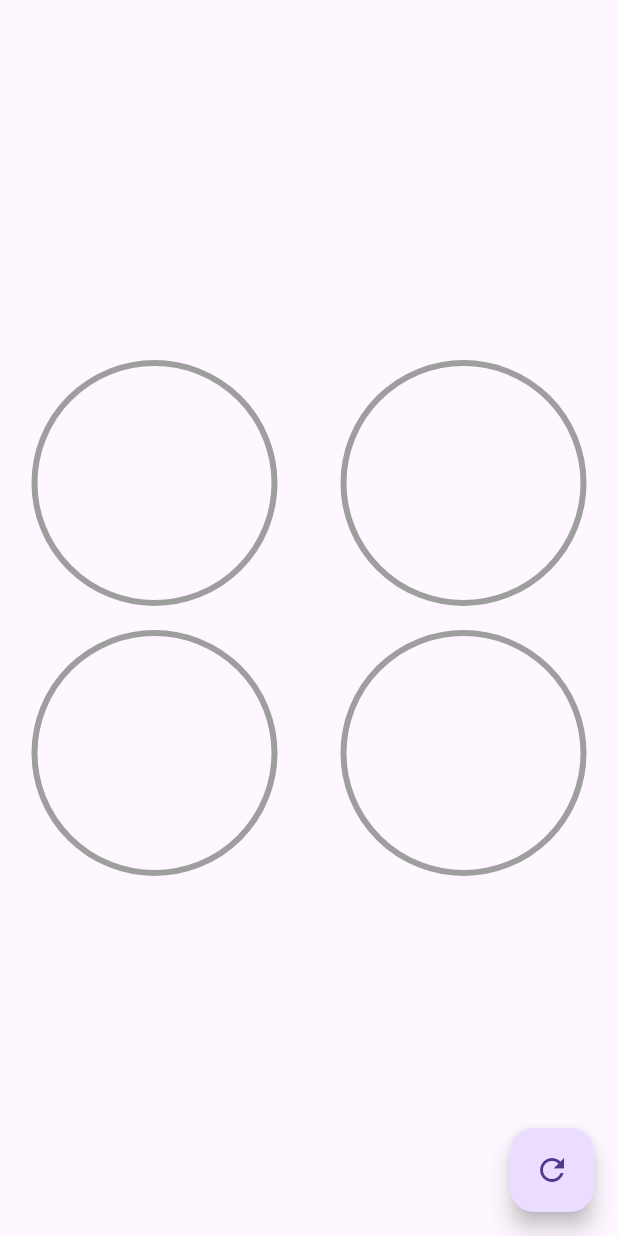
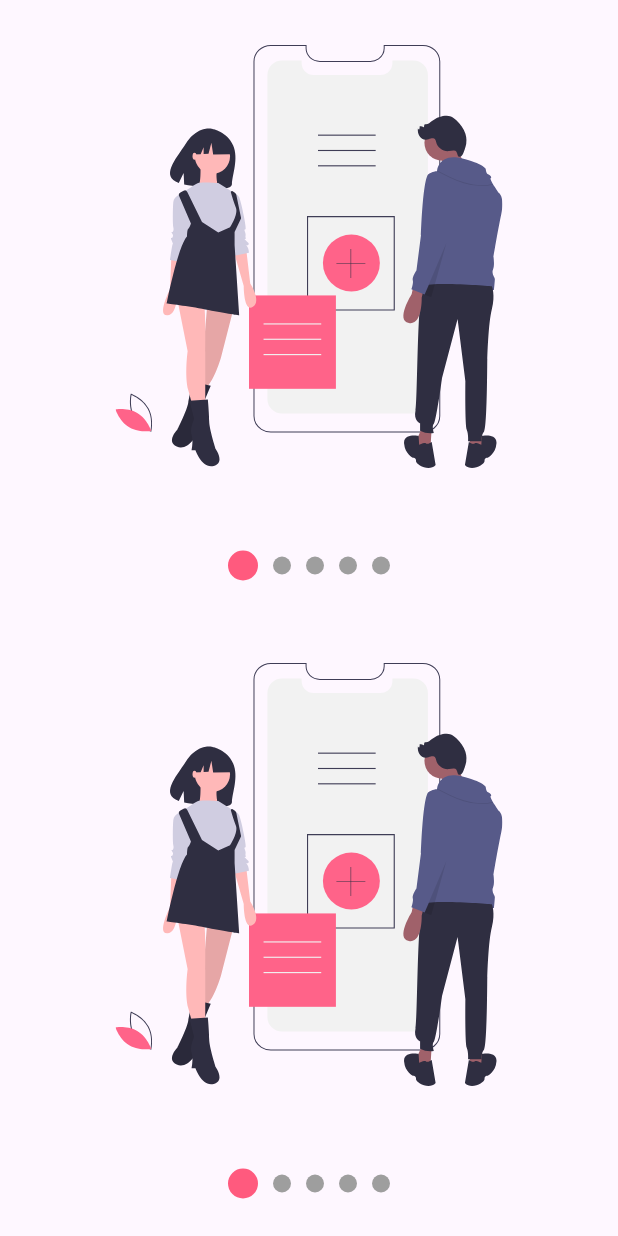
Before and after one commit to JoseManuelMunozManzano/flutter-animaciones, a Flutter app: the screen it shows after launch, on a phone screen of 412 x 824 dp. Run offline on Flutter 3.47's test engine with Material 3 defaults, Android fonts, the phone set to English and light mode, and no system bars; our stand-ins replace flutter_svg.

Commit message:
Slideshow

```diff
--- /dev/null
+++ b/devtools_options.yaml
@@ -0,0 +1,3 @@
+description: This file stores settings for Dart & Flutter DevTools.
+documentation: https://docs.flutter.dev/tools/devtools/extensions#configure-extension-enablement-states
+extensions:
--- a/lib/main.dart
+++ b/lib/main.dart
@@ -3,7 +3,8 @@
 // import 'package:design_app/src/pages/headers_page.dart';
 // import 'package:design_app/src/pages/animaciones_page.dart';
 // import 'package:design_app/src/retos/cuadrado_animado_page.dart';
-import 'package:design_app/src/pages/graficas_circulares_page.dart';
+// import 'package:design_app/src/pages/graficas_circulares_page.dart';
+import 'package:design_app/src/pages/slideshow_page.dart';
 
 void main() {
   runApp(const MainApp());
@@ -20,7 +21,8 @@
       // home: HeadersPage()
       // home: AnimacionesPage()
       // home: CuadradoAnimadoPage()
-      home: GraficasCircularesPage()
+      // home: GraficasCircularesPage()
+      home: SlideshowPage()
     );
   }
 }
--- /dev/null
+++ b/lib/src/labs/slideshow.dart
@@ -0,0 +1,167 @@
+import 'package:flutter/material.dart';
+
+import 'package:provider/provider.dart';
+import 'package:design_app/src/models/slider_model.dart';
+
+class Slideshow extends StatelessWidget {
+
+  final List<Widget> slides;
+  final bool puntosArriba;
+  final Color colorPrimario;
+  final Color colorSecundario;
+
+  const Slideshow({
+    super.key,
+    required this.slides,
+    this.puntosArriba = false,
+    this.colorPrimario = Colors.blue,
+    this.colorSecundario = Colors.grey,
+  });
+
+  @override
+  Widget build(BuildContext context) {
+    return ChangeNotifierProvider(
+      create: (_) => SliderModel(),
+      child: SafeArea(
+        child: Center(
+          child: Column(
+            children: [
+              if (puntosArriba)
+                _Dots(slides.length, colorPrimario, colorSecundario),
+              // Utilizamos todo el espacio posible para la imagen.
+              Expanded(
+                child: _Slides(slides)
+              ),
+              if (!puntosArriba)
+                _Dots(slides.length, colorPrimario, colorSecundario),
+            ],
+          )
+        ),
+      ),
+    );
+  }
+}
+
+class _Dots extends StatelessWidget {
+
+  final int totalSlides;
+  final Color colorPrimario;
+  final Color colorSecundario;
+
+  const _Dots(
+    this.totalSlides,
+    this.colorPrimario,
+    this.colorSecundario
+  );
+
+  @override
+  Widget build(BuildContext context) {
+    return SizedBox(
+      width: double.infinity,
+      height: 70,
+      child: Row(
+        mainAxisAlignment: MainAxisAlignment.center,
+        children: List.generate(totalSlides, (i) => _Dot(i, colorPrimario, colorSecundario)),
+      ),
+    );
+  }
+}
+
+class _Dot extends StatelessWidget {
+  final int index;
+  final Color colorPrimario;
+  final Color colorSecundario;
+
+  const _Dot(
+    this.index,
+    this.colorPrimario,
+    this.colorSecundario
+  );
+
+  @override
+  Widget build(BuildContext context) {
+    final pageViewIndex = Provider.of<SliderModel>(context).currentPage;
+
+    return AnimatedContainer(
+      duration: Duration(milliseconds: 200),
+      width: 12,
+      height: 12,
+      margin: EdgeInsets.symmetric(horizontal: 5),
+      decoration: BoxDecoration(
+        // No podemos ser muy estrictos con pageViewIndex == index porque en el momento
+        // en que empieza a moverse el slide ya no es exactamente el index.
+        // color: (pageViewIndex == index) ? Colors.blue: Colors.grey,
+        color:
+            (pageViewIndex >= index - 0.5 && pageViewIndex < index + 0.5)
+                ? colorPrimario
+                : colorSecundario,
+        shape: BoxShape.circle,
+      ),
+    );
+  }
+}
+
+class _Slides extends StatefulWidget {
+
+  final List<Widget> slides;
+
+  const _Slides(this.slides);
+
+  @override
+  State<_Slides> createState() => _SlidesState();
+}
+
+class _SlidesState extends State<_Slides> {
+  final pageViewController = PageController();
+
+  @override
+  void initState() {
+    super.initState();
+
+    // En este listener estaremos escuchando el cambio de la página.
+    // La primera página es la cero.
+    pageViewController.addListener(() {
+      // Actualizar el provider, sliderModel.
+      // Regresa la instancia de la clase.
+      Provider.of<SliderModel>(context, listen: false).currentPage = pageViewController.page!;
+    });
+  }
+
+  @override
+  void dispose() {
+    // Cuando tenemos un controlador siempre es bueno hacer el dispose para
+    // prevenir fugas de memoria.
+    pageViewController.dispose();
+    super.dispose();
+  }
+
+  @override
+  Widget build(BuildContext context) {
+
+
+
+    return Container(
+      child: PageView(
+        // Asignamos nuestro controller al PageView
+        controller: pageViewController,
+        children: widget.slides.map((slide) => _Slide(slide)).toList(),
+      ),
+    );
+  }
+}
+
+class _Slide extends StatelessWidget {
+  final Widget slide;
+
+  const _Slide(this.slide);
+
+  @override
+  Widget build(BuildContext context) {
+    return Container(
+      width: double.infinity,
+      height: double.infinity,
+      padding: EdgeInsets.all(30),
+      child: slide,
+    );
+  }
+}
--- /dev/null
+++ b/lib/src/labs/slideshow_page.dart
@@ -0,0 +1,143 @@
+import 'package:flutter/material.dart';
+import 'package:provider/provider.dart';
+import 'package:design_app/src/models/slider_model.dart';
+
+import 'package:flutter_svg/flutter_svg.dart';
+
+class SlideshowPage extends StatelessWidget {
+  const SlideshowPage({super.key});
+
+  @override
+  Widget build(BuildContext context) {
+    return ChangeNotifierProvider(
+      // Inicialización.
+      // Obtenemos una instancia única a partir de este punto hacia abajo.
+      create: (_) => SliderModel(),
+      child: Scaffold(
+        body: Center(
+          child: Column(
+            children: [
+              // Utilizamos todo el espacio posible para la imagen.
+              Expanded(
+                child: _Slides()
+              ),
+              _Dots(),
+            ],
+          )
+        ),
+      ),
+    );
+  }
+}
+
+class _Dots extends StatelessWidget {
+
+  @override
+  Widget build(BuildContext context) {
+    return SizedBox(
+      width: double.infinity,
+      height: 70,
+      child: Row(
+        mainAxisAlignment: MainAxisAlignment.center,
+        children: [
+          _Dot(0),
+          _Dot(1),
+          _Dot(2),
+        ],
+      ),
+    );
+  }
+}
+
+class _Dot extends StatelessWidget {
+
+  final int index;
+
+  const _Dot(this.index);
+
+  @override
+  Widget build(BuildContext context) {
+
+    final pageViewIndex = Provider.of<SliderModel>(context).currentPage;
+
+    return AnimatedContainer(
+      duration: Duration(milliseconds: 200),
+      width: 12,
+      height: 12,
+      margin: EdgeInsets.symmetric(horizontal: 5),
+      decoration: BoxDecoration(
+        // No podemos ser muy estrictos con pageViewIndex == index porque en el momento
+        // en que empieza a moverse el slide ya no es exactamente el index.
+        // color: (pageViewIndex == index) ? Colors.blue: Colors.grey,
+        color: (pageViewIndex >= index - 0.5 && pageViewIndex < index + 0.5)
+            ? Colors.blue: Colors.grey,
+        shape: BoxShape.circle
+      ),
+    );
+  }
+}
+
+class _Slides extends StatefulWidget {
+
+  @override
+  State<_Slides> createState() => _SlidesState();
+}
+
+class _SlidesState extends State<_Slides> {
+
+  final pageViewController = PageController();
+
+  @override
+  void initState() {
+    super.initState();
+
+    // En este listener estaremos escuchando el cambio de la página.
+    // La primera página es la cero.
+    pageViewController.addListener(() {
+      // print('Página actual: ${pageViewController.page}');
+
+      // Actualizar el provider, sliderModel.
+      // Regresa la instancia de la clase.
+      Provider.of<SliderModel>(context, listen: false).currentPage = pageViewController.page!;
+    });
+  }
+
+  @override
+  void dispose() {
+    // Cuando tenemos un controlador siempre es bueno hacer el dispose para
+    // prevenir fugas de memoria.
+    pageViewController.dispose();
+    super.dispose();
+  }
+
+  @override
+  Widget build(BuildContext context) {
+    return Container(
+      child: PageView(
+        // Asignamos nuestro controller al PageView
+        controller: pageViewController,
+        children: [
+          _Slide('assets/svgs/slide-1.svg'),
+          _Slide('assets/svgs/slide-2.svg'),
+          _Slide('assets/svgs/slide-3.svg'),
+        ],
+      )
+    );
+  }
+}
+
+class _Slide extends StatelessWidget {
+  final String svg;
+
+  const _Slide(this.svg);
+
+  @override
+  Widget build(BuildContext context) {
+    return Container(
+      width: double.infinity,
+      height: double.infinity,
+      padding: EdgeInsets.all(30),
+      child: SvgPicture.asset(svg),
+    );
+  }
+}
--- /dev/null
+++ b/lib/src/models/slider_model.dart
@@ -0,0 +1,12 @@
+import 'package:flutter/material.dart';
+
+class SliderModel with ChangeNotifier {
+  double _currentPage = 0;
+
+  double get currentPage => _currentPage;
+
+  set currentPage(double pagina) {
+    _currentPage = pagina;
+    notifyListeners();
+  }
+}
--- /dev/null
+++ b/lib/src/pages/slideshow_page.dart
@@ -0,0 +1,51 @@
+import 'package:flutter/material.dart';
+import 'package:design_app/src/widgets/slideshow.dart';
+import 'package:flutter_svg/svg.dart';
+
+class SlideshowPage extends StatelessWidget {
+  const SlideshowPage({super.key});
+
+  @override
+  Widget build(BuildContext context) {
+    return Scaffold(
+      // backgroundColor: Colors.purple,
+      body: Column(
+        children: [
+          Expanded(child: MiSlideshow()),
+          Expanded(child: MiSlideshow()),
+        ],
+      )
+    );
+  }
+}
+
+class MiSlideshow extends StatelessWidget {
+  const MiSlideshow({
+    super.key,
+  });
+
+  @override
+  Widget build(BuildContext context) {
+    return Slideshow(
+      bulletPrimario: 20,
+      bulletSecundario: 12,
+      // puntosArriba: true,
+      colorPrimario: Color(0xffFF5A7E),
+      // colorSecundario: Colors.white,
+      slides: [
+        SvgPicture.asset('assets/svgs/slide-1.svg'),
+        SvgPicture.asset('assets/svgs/slide-2.svg'),
+        SvgPicture.asset('assets/svgs/slide-3.svg'),
+        SvgPicture.asset('assets/svgs/slide-4.svg'),
+        SvgPicture.asset('assets/svgs/slide-5.svg'),
+        // Como slideshow.dart admite Widgets, esto también es correcto.
+        // Text('Hola Mundo'),
+        // Container(
+        //   width: 200,
+        //   height: 200,
+        //   color: Colors.blue,
+        // )
+      ],
+    );
+  }
+}
--- /dev/null
+++ b/lib/src/widgets/slideshow.dart
@@ -0,0 +1,243 @@
+import 'package:flutter/material.dart';
+
+import 'package:provider/provider.dart';
+
+class Slideshow extends StatelessWidget {
+
+  final List<Widget> slides;
+  final bool puntosArriba;
+  final Color colorPrimario;
+  final Color colorSecundario;
+  final double bulletPrimario;
+  final double bulletSecundario;
+
+  const Slideshow({
+    super.key,
+    required this.slides,
+    this.puntosArriba = false,
+    this.colorPrimario = Colors.blue,
+    this.colorSecundario = Colors.grey,
+    this.bulletPrimario = 12.0,
+    this.bulletSecundario = 12.0,
+  });
+
+  @override
+  Widget build(BuildContext context) {
+
+
+    return ChangeNotifierProvider(
+      create: (_) => _SlideshowModel(),
+      child: SafeArea(
+        child: Center(
+        // Asignamos los valores de colorPrimario y colorSecundario a nuestro provider.
+        // Tenemos que asignar este valor dentro del ámbito de existencia de nuestro provider,
+        // y una vez que se haya creado la instancia del provider.
+        // El Builder construye primero el widget y luego trabaja en base al contexto.
+          child: Builder(
+            builder: (context) {
+              Provider.of<_SlideshowModel>(context).colorPrimario = colorPrimario;
+              Provider.of<_SlideshowModel>(context).colorSecundario = colorSecundario;
+
+              Provider.of<_SlideshowModel>(context).bulletPrimario = bulletPrimario;
+              Provider.of<_SlideshowModel>(context).bulletSecundario = bulletSecundario;
+
+              return _CrearEstructuraSlideshow(puntosArriba: puntosArriba, slides: slides);
+            }
+          )
+        ),
+      ),
+    );
+  }
+}
+
+class _CrearEstructuraSlideshow extends StatelessWidget {
+  const _CrearEstructuraSlideshow({
+    required this.puntosArriba,
+    required this.slides,
+  });
+
+  final bool puntosArriba;
+  final List<Widget> slides;
+
+  @override
+  Widget build(BuildContext context) {
+    return Column(
+      children: [
+        if (puntosArriba)
+          _Dots(slides.length),
+        // Utilizamos todo el espacio posible para la imagen.
+        Expanded(
+          child: _Slides(slides)
+        ),
+        if (!puntosArriba)
+          _Dots(slides.length),
+      ],
+    );
+  }
+}
+
+class _Dots extends StatelessWidget {
+
+  final int totalSlides;
+
+  const _Dots(
+    this.totalSlides,
+  );
+
+  @override
+  Widget build(BuildContext context) {
+    return SizedBox(
+      width: double.infinity,
+      height: 70,
+      child: Row(
+        mainAxisAlignment: MainAxisAlignment.center,
+        children: List.generate(totalSlides, (i) => _Dot(i)),
+      ),
+    );
+  }
+}
+
+class _Dot extends StatelessWidget {
+  final int index;
+
+  const _Dot(
+    this.index,
+  );
+
+  @override
+  Widget build(BuildContext context) {
+    final ssModel = Provider.of<_SlideshowModel>(context);
+    double tamano;
+    Color color;
+
+    // No podemos ser muy estrictos con pageViewIndex == index porque en el momento
+    // en que empieza a moverse el slide ya no es exactamente el index.
+    // color: (pageViewIndex == index) ? Colors.blue: Colors.grey,
+    if (ssModel.currentPage >= index - 0.5 && ssModel.currentPage < index + 0.5) {
+      tamano = ssModel.bulletPrimario;
+      color = ssModel.colorPrimario;
+    } else {
+      tamano = ssModel.bulletSecundario;
+      color = ssModel.colorSecundario;
+    }
+
+    return AnimatedContainer(
+      duration: Duration(milliseconds: 200),
+      // El bullet activo tiene un tamaño primario y los no activos secundario
+      width: tamano,
+      height: tamano,
+      margin: EdgeInsets.symmetric(horizontal: 5),
+      decoration: BoxDecoration(
+        color: color,
+        shape: BoxShape.circle,
+      ),
+    );
+  }
+}
+
+class _Slides extends StatefulWidget {
+
+  final List<Widget> slides;
+
+  const _Slides(this.slides);
+
+  @override
+  State<_Slides> createState() => _SlidesState();
+}
+
+class _SlidesState extends State<_Slides> {
+  final pageViewController = PageController();
+
+  @override
+  void initState() {
+    super.initState();
+
+    // En este listener estaremos escuchando el cambio de la página.
+    // La primera página es la cero.
+    pageViewController.addListener(() {
+      // Actualizar el provider, _SlideshowModel.
+      // Regresa la instancia de la clase.
+      Provider.of<_SlideshowModel>(context, listen: false).currentPage = pageViewController.page!;
+    });
+  }
+
+  @override
+  void dispose() {
+    // Cuando tenemos un controlador siempre es bueno hacer el dispose para
+    // prevenir fugas de memoria.
+    pageViewController.dispose();
+    super.dispose();
+  }
+
+  @override
+  Widget build(BuildContext context) {
+
+
+
+    return Container(
+      child: PageView(
+        // Asignamos nuestro controller al PageView
+        controller: pageViewController,
+        children: widget.slides.map((slide) => _Slide(slide)).toList(),
+      ),
+    );
+  }
+}
+
+class _Slide extends StatelessWidget {
+  final Widget slide;
+
+  const _Slide(this.slide);
+
+  @override
+  Widget build(BuildContext context) {
+    return Container(
+      width: double.infinity,
+      height: double.infinity,
+      padding: EdgeInsets.all(30),
+      child: slide,
+    );
+  }
+}
+
+
+// Si quiero llevarme este widget a otro proyecto, no quiero llevarme el modelo.
+// Por eso he copiado el código de slider_model.dart aquí.
+class _SlideshowModel with ChangeNotifier {
+  double _currentPage = 0;
+  Color _colorPrimario = Colors.blue;
+  Color _colorSecundario = Colors.grey;
+  double _bulletPrimario = 12.0;
+  double _bulletSecundario = 12.0;
+
+  double get currentPage => _currentPage;
+
+  set currentPage(double pagina) {
+    _currentPage = pagina;
+    notifyListeners();
+  }
+
+  Color get colorPrimario => _colorPrimario;
+
+  set colorPrimario(Color color) {
+    _colorPrimario = color;
+  }
+
+  Color get colorSecundario => _colorSecundario;
+
+  set colorSecundario(Color color) {
+    _colorSecundario = color;
+  }
+
+  double get bulletPrimario => _bulletPrimario;
+
+  set bulletPrimario(double tamano) {
+    _bulletPrimario = tamano;
+  }
+
+  double get bulletSecundario => _bulletSecundario;
+
+  set bulletSecundario(double tamano) {
+    _bulletSecundario = tamano;
+  }
+}
--- a/pubspec.yaml
+++ b/pubspec.yaml
@@ -9,11 +9,15 @@
 dependencies:
   flutter:
     sdk: flutter
+  flutter_svg: ^2.0.17
+  provider: ^6.1.4
 
 dev_dependencies:
+  flutter_lints: ^5.0.0
   flutter_test:
     sdk: flutter
-  flutter_lints: ^5.0.0
 
 flutter:
   uses-material-design: true
+  assets:
+    - assets/svgs/
```
Also changed, not shown: assets/svgs/slide-1.svg (added), assets/svgs/slide-2.svg (added), assets/svgs/slide-3.svg (added), assets/svgs/slide-4.svg (added), assets/svgs/slide-5.svg (added), pubspec.lock, 209 other files.
